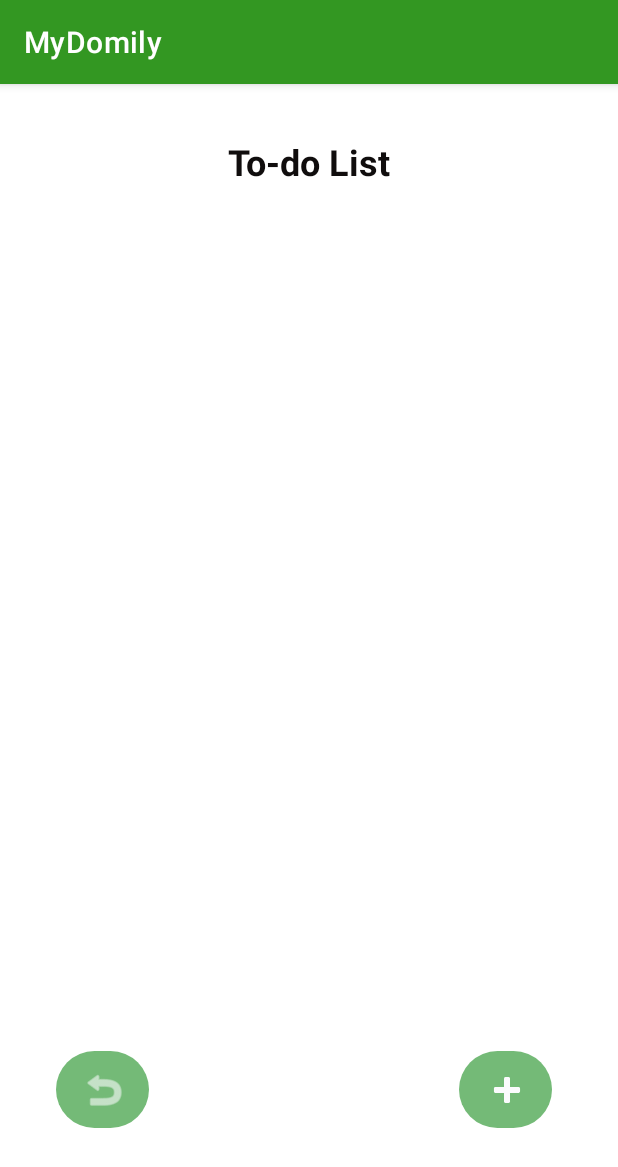
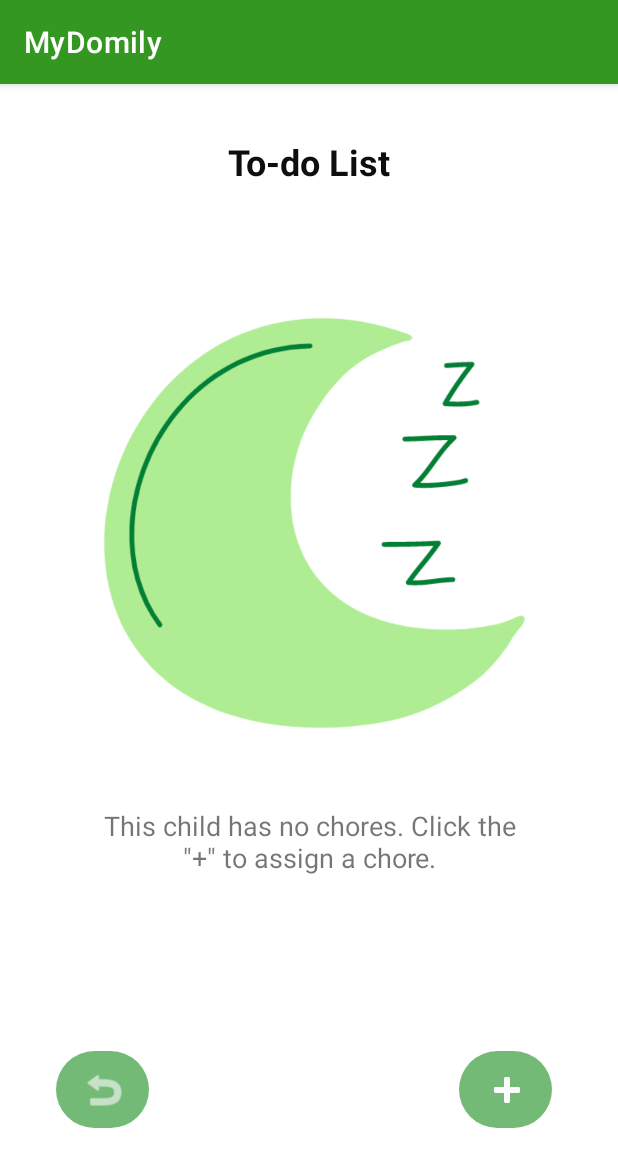
Before and after one commit to gavinrcodenext/MyDomilyApp, an Android app: the MainActivity3 screen opened directly, with no data from a screen before it, on a phone screen of 412 x 824 dp. Shown: the top 1167 px of the screen. Run offline under Robolectric (Android 15) with nearby library versions, the phone set to English and light mode, and no system bars.

Commit message:
Added graphic to to-do list

```diff
--- a/app/src/main/res/layout/activity_main3.xml
+++ b/app/src/main/res/layout/activity_main3.xml
@@ -81,4 +81,27 @@
         app:layout_constraintHorizontal_bias="0.153"
         app:layout_constraintStart_toStartOf="parent" />
 
+    <ImageView
+        android:id="@+id/imageView4"
+        android:layout_width="348dp"
+        android:layout_height="506dp"
+        app:layout_constraintBottom_toBottomOf="parent"
+        app:layout_constraintEnd_toEndOf="parent"
+        app:layout_constraintStart_toStartOf="parent"
+        app:layout_constraintTop_toTopOf="parent"
+        app:layout_constraintVertical_bias="0.151"
+        app:srcCompat="@drawable/screen_shot_2021_07_26_at_3_28_10_pm" />
+
+    <TextView
+        android:id="@+id/textView2"
+        android:layout_width="279dp"
+        android:layout_height="wrap_content"
+        android:layout_marginBottom="240dp"
+        android:gravity="center_horizontal"
+        android:text='This child has no chores. Click the "+" to assign a chore.'
+        android:textSize="18sp"
+        app:layout_constraintBottom_toBottomOf="parent"
+        app:layout_constraintEnd_toEndOf="parent"
+        app:layout_constraintStart_toStartOf="parent" />
+
 </androidx.constraintlayout.widget.ConstraintLayout>
--- a/app/src/main/res/values/strings.xml
+++ b/app/src/main/res/values/strings.xml
@@ -15,7 +15,7 @@
     <string name="confirm_assign_chore_button_label">Assign Chore</string>
 
     <string name="activity2">To-do List</string>
-    <string name="activity3">Choose a Member To Assign Chore</string>
+    <string name="activity3">Choose a Child To Assign Chore</string>
     <string name="activity7">Button</string>
     <string name="activity8">Button</string>
     <string name="Button">B</string>
```
Also changed, not shown: app/src/main/res/drawable/screen_shot_2021_07_26_at_3_20_44_pm.png (added), app/src/main/res/drawable/screen_shot_2021_07_26_at_3_28_10_pm.png (added).
